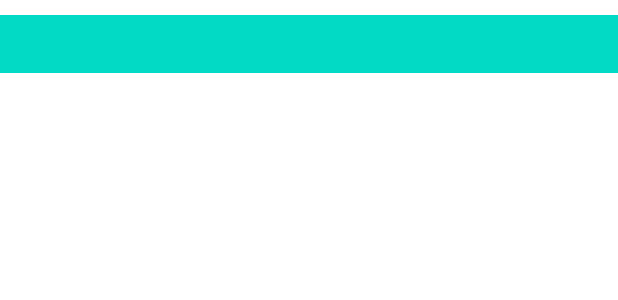
After one commit to emirkarabey/DaggerHiltExample, an Android app: the layout recycler_row.xml on its own in the app's theme, with its tools: preview values and no code run, on a phone screen of 412 x 824 dp. The commit adds this screen. Shown: the top 300 px of the screen. Run offline under Robolectric (Android 15) with nearby library versions, the phone set to English and light mode, and no system bars.

Commit message:
Add app module and recycler view

```diff
--- /dev/null
+++ b/app/src/main/res/layout/recycler_row.xml
@@ -0,0 +1,18 @@
+<?xml version="1.0" encoding="utf-8"?>
+<LinearLayout xmlns:android="http://schemas.android.com/apk/res/android"
+    android:orientation="vertical"
+    android:layout_width="match_parent"
+    android:layout_marginVertical="10dp"
+    android:background="@color/teal_200"
+    android:layout_height="wrap_content">
+
+    <TextView
+        android:id="@+id/title"
+        android:layout_width="match_parent"
+        android:layout_height="wrap_content"></TextView>
+
+    <TextView
+        android:id="@+id/body"
+        android:layout_width="match_parent"
+        android:layout_height="wrap_content"></TextView>
+</LinearLayout>
```
Also changed, not shown: app/src/main/java/com/example/daggerhiltexample/AppModule.kt (added, +31 -0 lines), app/src/main/res/layout/activity_main.xml (+9 -8 lines).
